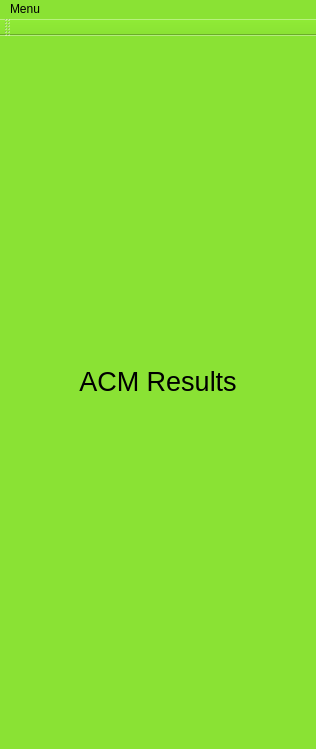
husseinkhlawey/NullPointerException, file cuACS/mainwindow.ui: the form before one commit.
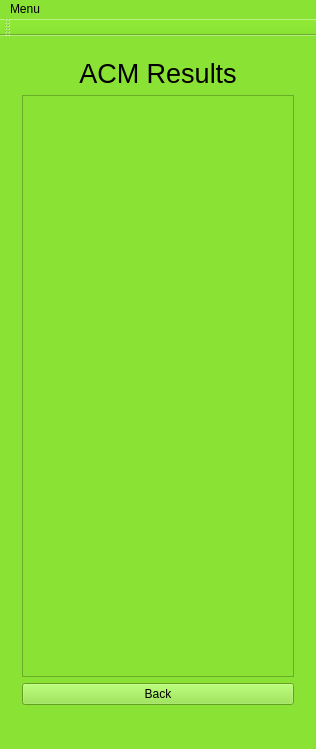
The form after the commit. The open tabs and pages were chosen to show the change.

Patch:
```diff
--- a/cuACS/mainwindow.ui
+++ b/cuACS/mainwindow.ui
@@ -2822,6 +2822,16 @@
           </property>
          </widget>
         </item>
+        <item>
+         <widget class="QListWidget" name="listWidget"/>
+        </item>
+        <item>
+         <widget class="QPushButton" name="pushButton_32">
+          <property name="text">
+           <string>Back</string>
+          </property>
+         </widget>
+        </item>
        </layout>
       </widget>
      </widget>
```
Left out of the diff: 2 changed lines with no effect on the pictures.
